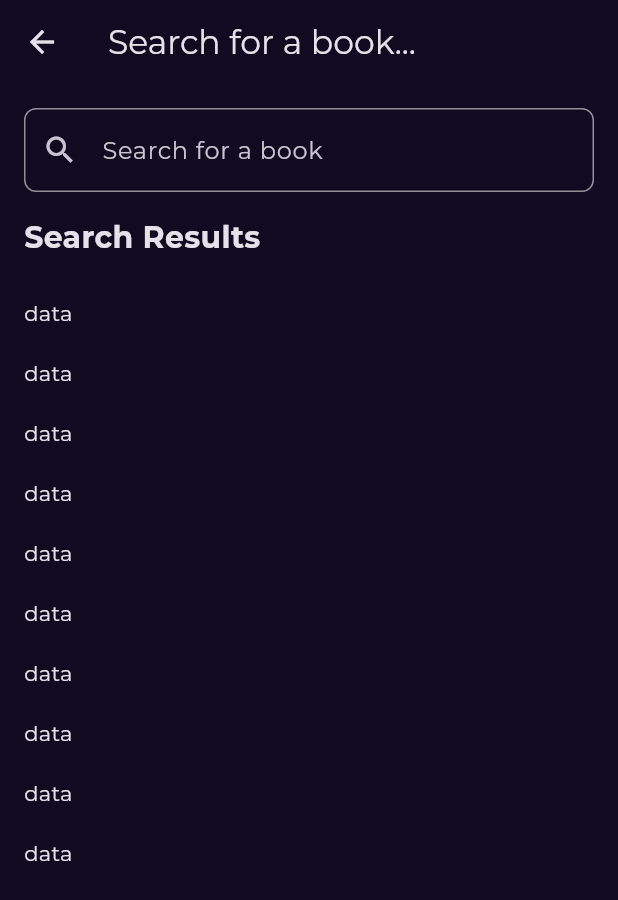
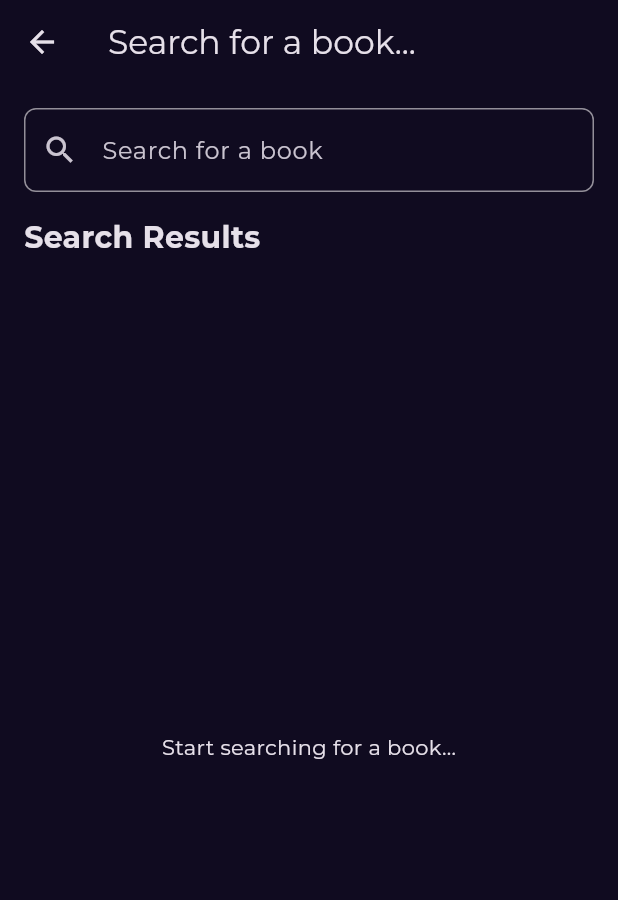
Before and after one commit to Mohamed-Hatem-1/Bookly-App, a Flutter app: the screen it shows after launch, after a tap on the "search" icon, on a phone screen of 412 x 824 dp. Shown: the top 900 px of the screen. Run offline on Flutter 3.47's test engine with Material 3 defaults, Android fonts, the phone set to English and light mode, and no system bars; our stand-ins replace bloc, cached_network_image, dartz, dio, equatable, flutter_bloc and 4 more; network calls fail.

Commit message:
Implement search functionality with SearchRepo and SearchBookCubit; add search view and results handling; update service locator for dependency injection.

```diff
--- /dev/null
+++ b/devtools_options.yaml
@@ -0,0 +1,3 @@
+description: This file stores settings for Dart & Flutter DevTools.
+documentation: https://docs.flutter.dev/tools/devtools/extensions#configure-extension-enablement-states
+extensions:
--- a/lib/core/dependency_injection/service_locator.dart
+++ b/lib/core/dependency_injection/service_locator.dart
@@ -1,5 +1,6 @@
 import 'package:bookly/core/network/api_service.dart';
 import 'package:bookly/features/home/data/repos/home_repo_impl.dart';
+import 'package:bookly/features/search/data/repos/search_repo_impl.dart';
 import 'package:dio/dio.dart';
 import 'package:get_it/get_it.dart';
 
@@ -14,4 +15,7 @@ void setupServiceLocator() {
 
   serviceLocator.registerSingleton<HomeRepoImpl>(
       HomeRepoImpl(serviceLocator.get<ApiService>()));
+
+  serviceLocator.registerSingleton<SearchRepoImpl>(
+      SearchRepoImpl(serviceLocator.get<ApiService>()));
 }
--- a/lib/features/home/data/repos/home_repo_impl.dart
+++ b/lib/features/home/data/repos/home_repo_impl.dart
@@ -14,7 +14,11 @@ class HomeRepoImpl implements HomeRepo {
   Future<Either<Failure, List<BookModel>>> fetchFeaturedBooks() async {
     try {
       var data = await apiService.get(
-          endpoint: 'volumes?Filtering=free-ebooks&q=computer science&maxResults=40');
+          endpoint:
+              'volumes?Filtering=free-ebooks&q=computer science&maxResults=40');
+      if (data['items'] == null) {
+        return right([]);
+      }
       List<BookModel> books = [];
       for (var item in data['items']) {
         books.add(BookModel.fromJson(item));
@@ -35,6 +39,9 @@ class HomeRepoImpl implements HomeRepo {
       var data = await apiService.get(
           endpoint:
               'volumes?Filtering=free-ebooks&Sorting=newest&q=programming&maxResults=40');
+              if (data['items'] == null) {
+        return right([]);
+      }
       List<BookModel> books = [];
       for (var item in data['items']) {
         books.add(BookModel.fromJson(item));
@@ -49,10 +56,15 @@ class HomeRepoImpl implements HomeRepo {
   }
 
   @override
-  Future<Either<Failure, List<BookModel>>> fetchSimilerBooks({required String category}) async {
+  Future<Either<Failure, List<BookModel>>> fetchSimilerBooks(
+      {required String category}) async {
     try {
       var data = await apiService.get(
-          endpoint: 'volumes?Filtering=free-ebooks&Sorting=relevance&q=subject:programming');
+          endpoint:
+              'volumes?Filtering=free-ebooks&Sorting=relevance&q=$category&maxResults=40');
+              if (data['items'] == null) {
+        return right([]);
+      }
       List<BookModel> books = [];
       for (var item in data['items']) {
         books.add(BookModel.fromJson(item));
--- a/lib/features/home/presentation/views/widgets/book_image.dart
+++ b/lib/features/home/presentation/views/widgets/book_image.dart
@@ -3,7 +3,7 @@ import 'package:flutter/material.dart';
 
 class BookImage extends StatelessWidget {
   final String imageUrl;
-  const BookImage({super.key, required this.imageUrl});
+  const BookImage({super.key, required this.imageUrl,});
 
   @override
   Widget build(BuildContext context) {
--- /dev/null
+++ b/lib/features/search/data/repos/search_repo.dart
@@ -0,0 +1,7 @@
+import 'package:bookly/core/errors/failures.dart';
+import 'package:bookly/core/models/book_model/book_model.dart';
+import 'package:dartz/dartz.dart';
+
+abstract class SearchRepo {
+  Future<Either<Failure, List<BookModel>>> fetchSearchedBooks({required String query});
+}
--- /dev/null
+++ b/lib/features/search/presentation/view_model/search_book_cubit/search_book_cubit.dart
@@ -0,0 +1,24 @@
+import 'package:bloc/bloc.dart';
+import 'package:bookly/core/models/book_model/book_model.dart';
+import 'package:bookly/features/search/data/repos/search_repo.dart';
+import 'package:equatable/equatable.dart';
+
+part 'search_book_state.dart';
+
+class SearchBookCubit extends Cubit<SearchBookState> {
+  final SearchRepo searchRepo;
+  SearchBookCubit(this.searchRepo) : super(SearchBookInitial());
+
+  Future<void> fetchSearchedBooks({required String query}) async {
+    if (query.isEmpty) {
+      emit(SearchBookInitial());
+      return;
+    }
+    emit(SearchBookLoading());
+    var result = await searchRepo.fetchSearchedBooks(query: query);
+    result.fold(
+      (failure) => emit(SearchBookError(message: failure.message)),
+      (books) => emit(SearchBookLoaded(books: books)),
+    );
+  }
+}
--- /dev/null
+++ b/lib/features/search/presentation/view_model/search_book_cubit/search_book_state.dart
@@ -0,0 +1,21 @@
+part of 'search_book_cubit.dart';
+
+sealed class SearchBookState extends Equatable {
+  const SearchBookState();
+
+  @override
+  List<Object> get props => [];
+}
+
+final class SearchBookInitial extends SearchBookState {}
+
+final class SearchBookLoading extends SearchBookState {}
+final class SearchBookLoaded extends SearchBookState {
+  final List<BookModel> books;
+  const SearchBookLoaded({required this.books});
+}
+
+final class SearchBookError extends SearchBookState {
+  final String message;
+  const SearchBookError({required this.message});
+}
--- a/lib/features/search/presentation/views/widgets/search_result_list_view.dart
+++ b/lib/features/search/presentation/views/widgets/search_result_list_view.dart
@@ -1,20 +1,48 @@
 import 'package:bookly/features/home/presentation/views/widgets/book_list_view_item.dart';
+import 'package:bookly/features/search/presentation/view_model/search_book_cubit/search_book_cubit.dart';
 import 'package:flutter/material.dart';
+import 'package:flutter_bloc/flutter_bloc.dart';
 
 class SearchResultListView extends StatelessWidget {
   const SearchResultListView({super.key});
 
   @override
   Widget build(BuildContext context) {
-    return ListView.builder(
-      itemCount: 10,
-      itemBuilder: (context, index) => const Padding(
-        padding: EdgeInsets.symmetric(
-          vertical: 10,
-        ),
-        // child: BookListViewItem(),
-        child: Text('data'),
-      ),
+    return BlocBuilder<SearchBookCubit, SearchBookState>(
+      builder: (context, state) {
+        if (state is SearchBookInitial) {
+          return const Center(
+            child: Text('Start searching for a book...'),
+          );
+        } else if (state is SearchBookLoaded) {
+          if (state.books.isEmpty) {
+            return const Center(
+              child: Text('No books found...'),
+            );
+          }
+          return ListView.builder(
+            itemCount: state.books.length,
+            itemBuilder: (context, index) => Padding(
+              padding: const EdgeInsets.symmetric(
+                vertical: 10,
+              ),
+              child: BookListViewItem(
+                bookModel: state.books[index],
+              ),
+            ),
+          );
+        } else if (state is SearchBookError) {
+          return Center(
+            child: Text(
+              state.message,
+            ),
+          );
+        } else {
+          return const Center(
+            child: CircularProgressIndicator(),
+          );
+        }
+      },
     );
   }
 }
--- a/lib/features/search/presentation/views/widgets/search_view_body.dart
+++ b/lib/features/search/presentation/views/widgets/search_view_body.dart
@@ -1,5 +1,8 @@
 import 'package:bookly/features/search/presentation/views/widgets/search_result_list_view.dart';
 import 'package:flutter/material.dart';
+import 'package:flutter_bloc/flutter_bloc.dart';
+
+import '../../view_model/search_book_cubit/search_book_cubit.dart';
 
 class SearchViewBody extends StatelessWidget {
   const SearchViewBody({super.key});
@@ -17,10 +20,10 @@ class SearchViewBody extends StatelessWidget {
               border: OutlineInputBorder(
                 borderRadius: BorderRadius.circular(8.0),
               ),
-              prefixIcon: Icon(Icons.search),
+              prefixIcon: const Icon(Icons.search),
             ),
             onChanged: (query) {
-              // Implement search logic here
+              BlocProvider.of<SearchBookCubit>(context).fetchSearchedBooks(query: query);
             },
           ),
           const SizedBox(height: 16.0),
@@ -34,7 +37,7 @@ class SearchViewBody extends StatelessWidget {
           const SizedBox(
             height: 16.0,
           ),
-          Expanded(
+          const Expanded(
             child: SearchResultListView(),
           ),
         ],
--- a/lib/features/splash/presentation/views/widgets/sliding_text.dart
+++ b/lib/features/splash/presentation/views/widgets/sliding_text.dart
@@ -20,6 +20,7 @@ class SlidingText extends StatelessWidget {
             textAlign: TextAlign.center,
           ),
         );
-        });
+      },
+    );
   }
 }
--- a/lib/features/splash/presentation/views/widgets/splash_view_body.dart
+++ b/lib/features/splash/presentation/views/widgets/splash_view_body.dart
@@ -1,10 +1,9 @@
+import 'package:bookly/core/utils/app_router.dart';
 import 'package:bookly/core/utils/assets_data.dart';
-import 'package:bookly/features/home/presentation/views/home_view.dart';
 import 'package:bookly/features/splash/presentation/views/widgets/sliding_text.dart';
 import 'package:flutter/material.dart';
 import 'package:go_router/go_router.dart';
 
-import '../../../../../core/utils/app_router.dart';
 // import 'package:get/get.dart';
 
 class SplashViewBody extends StatefulWidget {
--- a/lib/main.dart
+++ b/lib/main.dart
@@ -4,6 +4,8 @@ import 'package:bookly/core/utils/app_router.dart';
 import 'package:bookly/features/home/data/repos/home_repo_impl.dart';
 import 'package:bookly/features/home/presentation/manager/featured_books_cubit/featured_books_cubit.dart';
 import 'package:bookly/features/home/presentation/manager/newest_books_cubit/newest_books_cubit.dart';
+import 'package:bookly/features/search/data/repos/search_repo_impl.dart';
+import 'package:bookly/features/search/presentation/view_model/search_book_cubit/search_book_cubit.dart';
 import 'package:flutter/material.dart';
 import 'package:flutter_bloc/flutter_bloc.dart';
 import 'package:google_fonts/google_fonts.dart';
@@ -33,6 +35,11 @@ class Bookly extends StatelessWidget {
             serviceLocator.get<HomeRepoImpl>(),
           )..fetchNewestBooks(),
         ),
+        BlocProvider(
+          create: (context) => SearchBookCubit(
+            serviceLocator.get<SearchRepoImpl>(),
+          ),
+        ),
       ],
       child: MaterialApp.router(
         routerConfig: AppRouter.router,
```
Also changed, not shown: lib/features/home/presentation/views/widgets/book_list_view_item.dart (+9 -5 lines), lib/features/home/presentation/views/widgets/book_rating.dart (+6 -2 lines), lib/features/search/data/repos/search_repo_impl.dart (added, +35 -0 lines), lib/features/splash/presentation/views/splash_view.dart (line endings or trailing spaces). Lines whose indentation alone changed are shown as unchanged.
